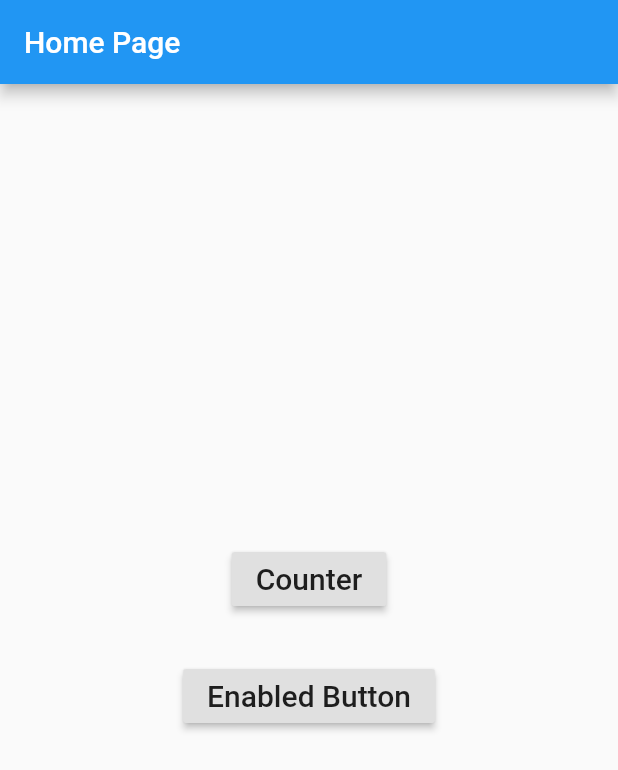
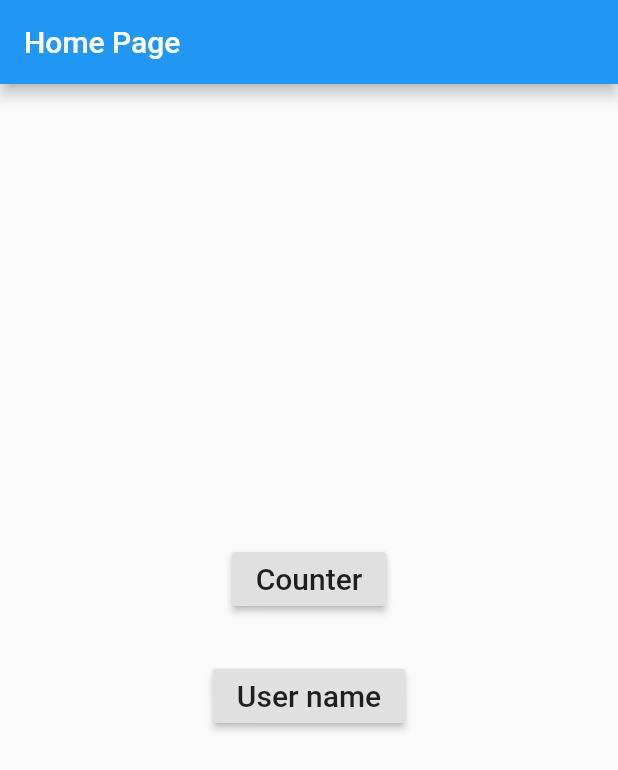
Before and after one commit to 11dj/flutter_boilerplate, a Flutter app: the screen it shows after launch, on a phone screen of 412 x 824 dp. Shown: the top 770 px of the screen. Run offline on Flutter 3.47's test engine with Material 2 defaults, Android fonts, the phone set to English and light mode, and no system bars.

Commit message:
improve user provider

```diff
--- a/lib/core/models/user.dart
+++ b/lib/core/models/user.dart
@@ -4,7 +4,7 @@ class User with ChangeNotifier {
   String name = 'YYYY';
 
   void update(String nv) {
-    name = name + nv;
+    name = nv;
     notifyListeners();
   }
 }
--- a/lib/router.dart
+++ b/lib/router.dart
@@ -2,18 +2,21 @@ import 'package:flutter/material.dart';
 import 'package:flutter/widgets.dart';
 
 
-import './ui/views/home_view.dart';
-import './ui/views/first_view.dart';
-import './ui/views/no_found_view.dart';
+import 'package:flutter_boilerplate/ui/views/first_view.dart';
+import 'package:flutter_boilerplate/ui/views/counter_view.dart';
+import 'package:flutter_boilerplate/ui/views/user_view.dart';
+import 'package:flutter_boilerplate/ui/views/no_found_view.dart';
 
 
 class Router {
   static Route<dynamic> generateRoute(RouteSettings settings) {
     switch (settings.name) {
-      case 'counter':
-        return MaterialPageRoute(builder: (_) => HomeView());
       case '/':
         return MaterialPageRoute(builder: (_) => FirstView(title: 'Home Page'));
+      case 'counter':
+        return MaterialPageRoute(builder: (_) => CounterView());
+      case 'user':
+        return MaterialPageRoute(builder: (_) => UserView());
       // case RoutePaths.Post:
       //   var post = settings.arguments as Post;
       //   return MaterialPageRoute(builder: (_) => PostView(post: post));
--- a/lib/ui/views/home_view.dart
+++ b/lib/ui/views/counter_view.dart
@@ -1,10 +1,10 @@
 
 import 'package:flutter/material.dart';
 import 'package:provider/provider.dart';
-import './../../core/models/counter.dart';
-import './../../core/models/user.dart';
+import 'package:flutter_boilerplate/core/models/counter.dart';
+import 'package:flutter_boilerplate/core/models/user.dart';
 
-class HomeView extends StatelessWidget {
+class CounterView extends StatelessWidget {
 
   @override
   Widget build(BuildContext context) {
--- a/lib/ui/views/first_view.dart
+++ b/lib/ui/views/first_view.dart
@@ -11,7 +11,6 @@ class FirstView extends StatefulWidget {
 }
 
 class _FirstViewState extends State<FirstView> {
-
   @override
   Widget build(BuildContext context) {
     return  Scaffold(
@@ -29,9 +28,9 @@ class _FirstViewState extends State<FirstView> {
             ),
             const SizedBox(height: 30),
             RaisedButton(
-              onPressed: () {},
+              onPressed: () => Navigator.pushNamed(context, 'user'),
               child: const Text(
-                'Enabled Button',
+                'User name',
                 style: TextStyle(fontSize: 20)
               ),
             ),
```
Also changed, not shown: lib/ui/views/user_view.dart (added, +88 -0 lines).
